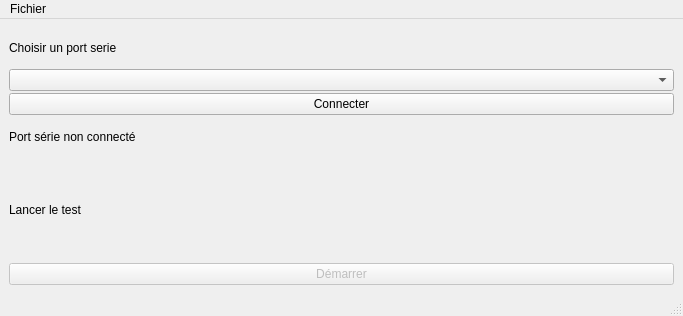
Old version of the form chenillard/mainWindow.ui in the repository MaxPhilb/epicArduino.
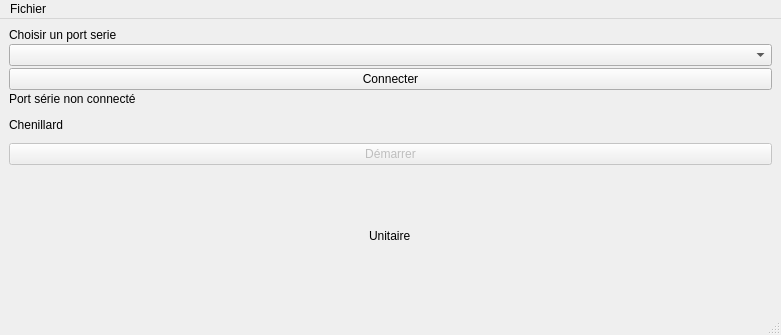
New version of the form.

Patch:
```diff
--- a/chenillard/mainWindow.ui
+++ b/chenillard/mainWindow.ui
@@ -6,8 +6,8 @@
    <rect>
     <x>0</x>
     <y>0</y>
-    <width>683</width>
-    <height>316</height>
+    <width>781</width>
+    <height>335</height>
    </rect>
   </property>
   <property name="windowTitle">
@@ -71,7 +71,7 @@
           <item>
            <widget class="QLabel" name="label_3">
             <property name="text">
-             <string>Lancer le test</string>
+             <string>Chenillard</string>
             </property>
            </widget>
           </item>
@@ -91,6 +91,28 @@
       </item>
      </layout>
     </item>
+    <item>
+     <layout class="QHBoxLayout" name="horizontalLayout_3">
+      <item>
+       <layout class="QVBoxLayout" name="verticalLayout_2">
+        <item>
+         <widget class="QLabel" name="label_2">
+          <property name="text">
+           <string>Unitaire</string>
+          </property>
+         </widget>
+        </item>
+        <item>
+         <layout class="QGridLayout" name="gridBtn">
+          <property name="horizontalSpacing">
+           <number>7</number>
+          </property>
+         </layout>
+        </item>
+       </layout>
+      </item>
+     </layout>
+    </item>
    </layout>
   </widget>
   <widget class="QMenuBar" name="menubar">
@@ -98,7 +120,7 @@
     <rect>
      <x>0</x>
      <y>0</y>
-     <width>683</width>
+     <width>781</width>
      <height>26</height>
     </rect>
    </property>
```
